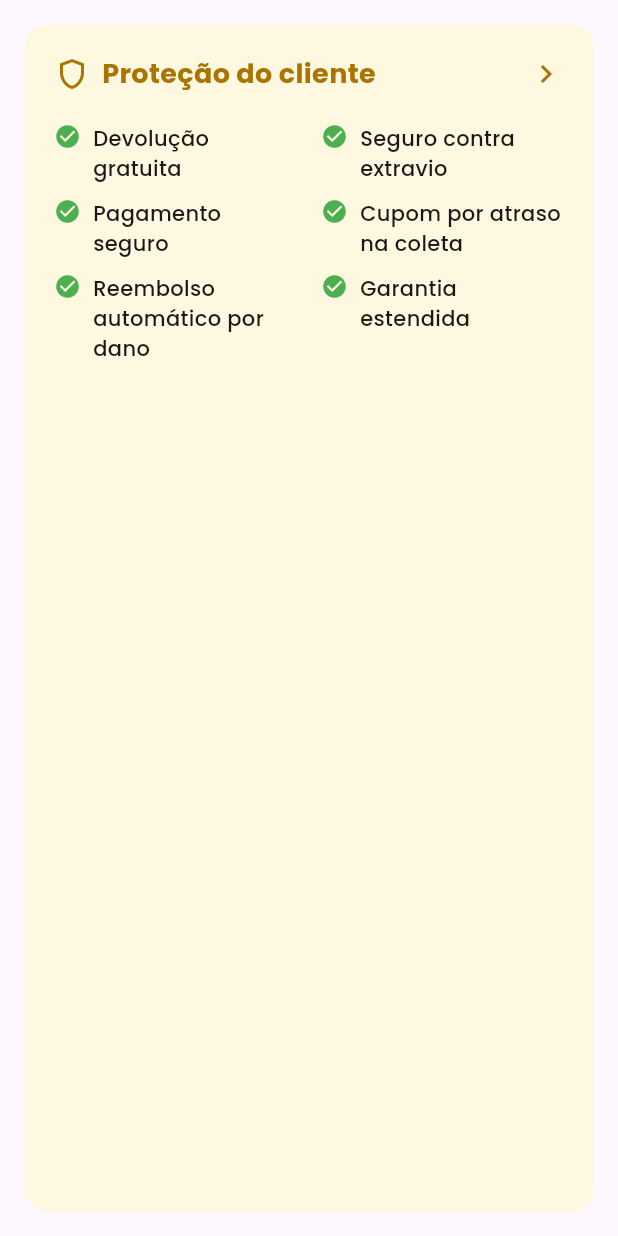
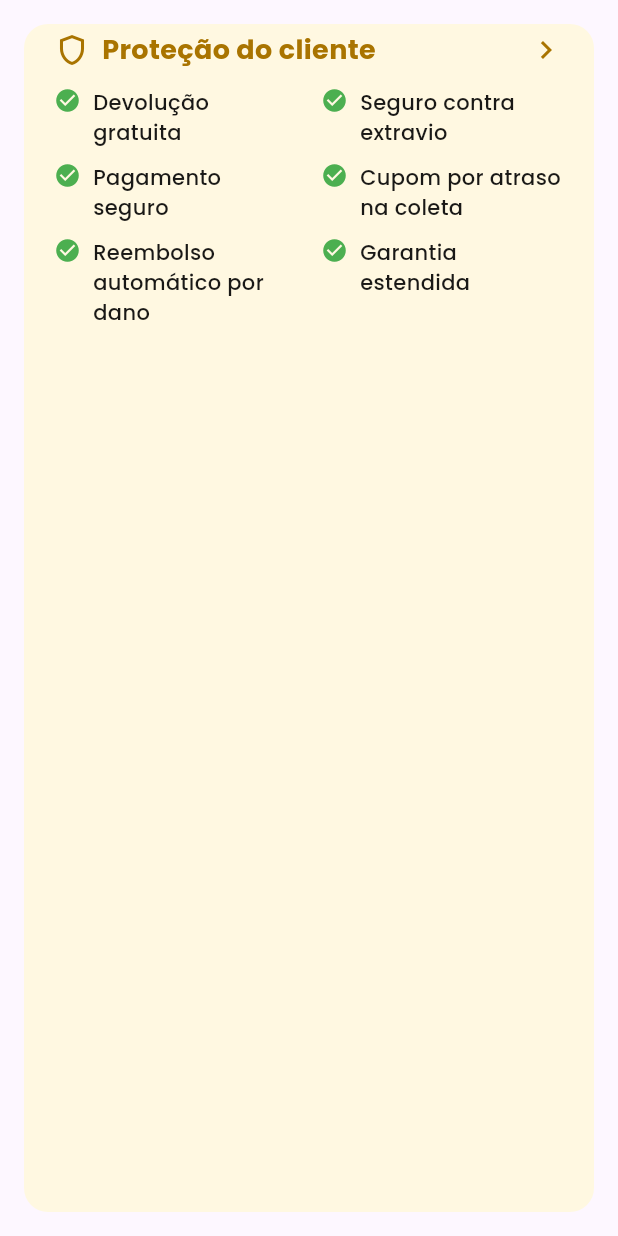
Before and after one commit to italoandres/eshop-admin-panel-updated, a Flutter app: the ProductCustomerProtectionSection widget shown alone on an empty page, opened directly, on a phone screen of 412 x 824 dp. Run offline on Flutter 3.47's test engine with Material 3 defaults, Android fonts, the phone set to English and light mode, and no system bars; our stand-ins replace cached_network_image, carousel_slider, dio, flutter_riverpod, flutter_secure_storage, freezed_annotation and 5 more; accounts and stored records are empty.

Commit message:
Reduzir padding vertical do card Proteção do Cliente de 20px para 4px

```diff
--- a/lib/features/products/presentation/widgets/product_customer_protection.dart
+++ b/lib/features/products/presentation/widgets/product_customer_protection.dart
@@ -22,7 +22,7 @@ class ProductCustomerProtectionSection extends StatelessWidget {
           );
         },
         child: Container(
-          padding: const EdgeInsets.all(20),
+          padding: const EdgeInsets.symmetric(horizontal: 20, vertical: 4),
           decoration: BoxDecoration(
             color: lightYellow,
             borderRadius: BorderRadius.circular(16),
@@ -56,7 +56,7 @@ class ProductCustomerProtectionSection extends StatelessWidget {
                   ),
                 ],
               ),
-              const SizedBox(height: 20),
+              const SizedBox(height: 12),
               // Lista de benefícios em 2 colunas
               Row(
                 crossAxisAlignment: CrossAxisAlignment.start,
```
